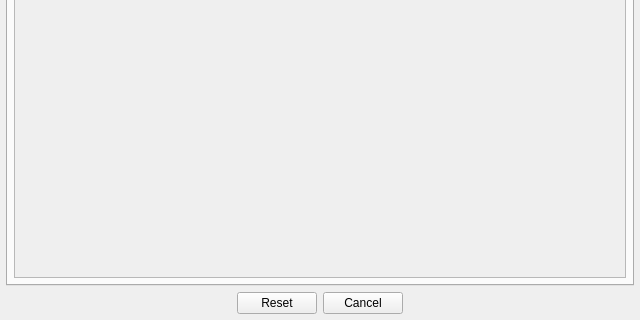
Old version of the form App/Ui/PrintDialog.ui in the repository paolodestefani/pySagra; both pictures show x 0 to 640 and y 192 to 512 of the 640 by 512 pixel window.
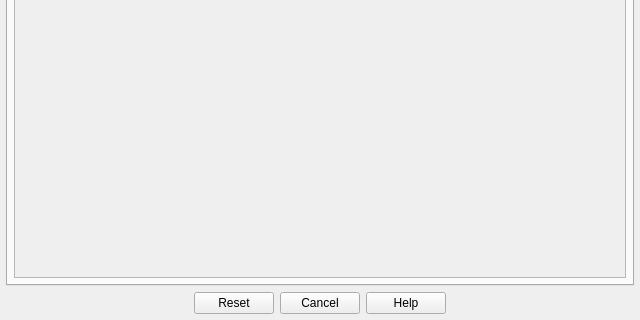
New version of the form. The open tabs and pages were chosen to show the change. Custom widgets are drawn as their Qt base class.

```diff
--- a/App/Ui/PrintDialog.ui
+++ b/App/Ui/PrintDialog.ui
@@ -849,7 +849,7 @@
       <enum>Qt::Orientation::Horizontal</enum>
      </property>
      <property name="standardButtons">
-      <set>QDialogButtonBox::StandardButton::Cancel|QDialogButtonBox::StandardButton::Reset</set>
+      <set>QDialogButtonBox::StandardButton::Cancel|QDialogButtonBox::StandardButton::Help|QDialogButtonBox::StandardButton::Reset</set>
      </property>
      <property name="centerButtons">
       <bool>true</bool>
```
Left out of the diff: 12 changed lines with no effect on the pictures.
